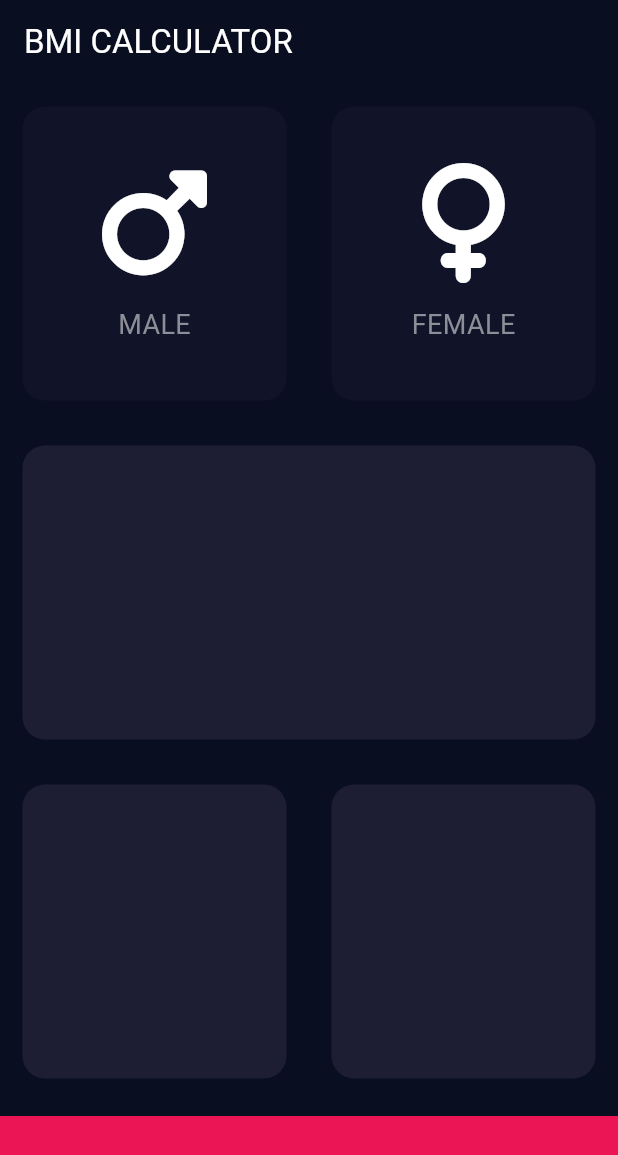
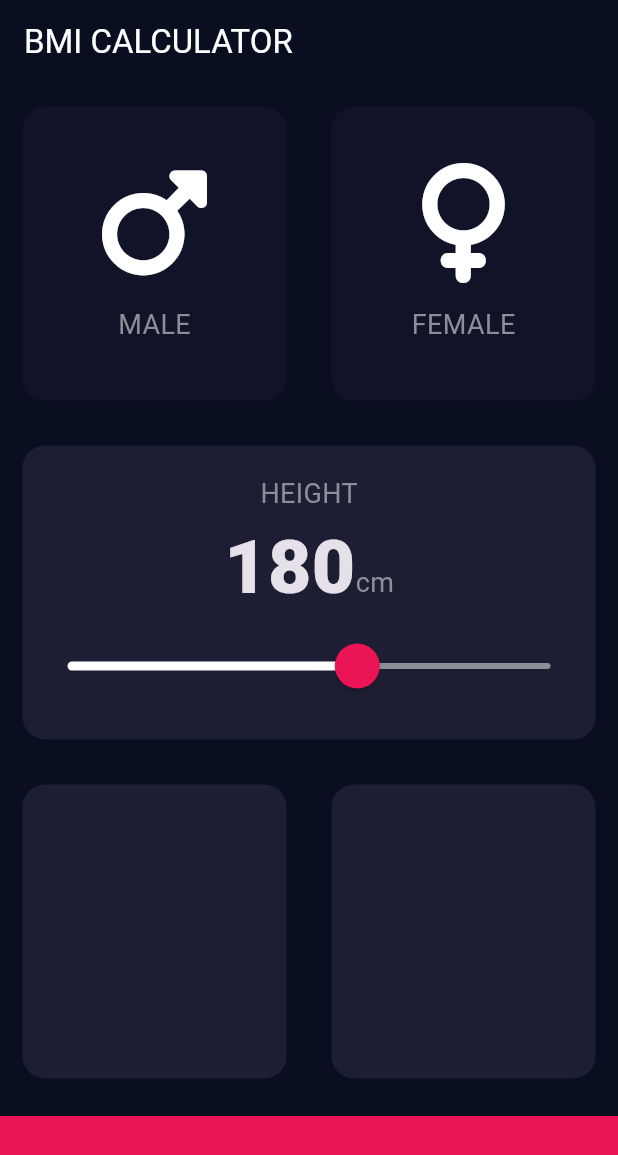
Before and after one commit to Windance80/flu_bmi_calc, a Flutter app: the screen it shows after launch, on a phone screen of 412 x 824 dp. Shown: the top 1155 px of the screen. Run offline on Flutter 3.47's test engine with Material 3 defaults, Android fonts, the phone set to English and light mode, and no system bars; our stand-ins replace font_awesome_flutter; missing offline and left inert: dart:ffi.

Commit message:
add slider theme

```diff
--- /dev/null
+++ b/lib/constants.dart
@@ -0,0 +1,16 @@
+import 'package:flutter/material.dart';
+
+const kBottomContainerHeight = 80.0;
+const kBottomContainerColor = Color(0xffeb1555);
+const kActiveCardColor = Color(0xFF1D1E33);
+const kInActiveCardColor = Color(0xFF111328);
+
+const TextStyle kLabelTextStyle = TextStyle(
+  fontSize: 18.0,
+  color: Color(0xFF8d8e98),
+);
+
+const TextStyle kNumberTextStyle = TextStyle(
+  fontSize: 50.0,
+  fontWeight: FontWeight.w900,
+);
--- a/lib/icon_content.dart
+++ b/lib/icon_content.dart
@@ -1,9 +1,5 @@
+import 'package:flu_bmi_calc/constants.dart';
 import 'package:flutter/material.dart';
-
-const TextStyle labelTextStyle = TextStyle(
-  fontSize: 18.0,
-  color: Color(0xFF8d8e98),
-);
 
 class IconContent extends StatelessWidget {
   final IconData icon;
@@ -29,7 +25,7 @@
         ),
         Text(
           label,
-          style: labelTextStyle,
+          style: kLabelTextStyle,
         ),
       ],
     );
--- a/lib/input_page.dart
+++ b/lib/input_page.dart
@@ -1,13 +1,9 @@
+import 'package:flu_bmi_calc/constants.dart';
 import 'package:flu_bmi_calc/icon_content.dart';
 import 'package:flu_bmi_calc/reuseable_card.dart';
 import 'package:flutter/material.dart';
 import 'package:flutter/widgets.dart';
 import 'package:font_awesome_flutter/font_awesome_flutter.dart';
-
-const bottomContainerHeight = 80.0;
-const bottomContainerColor = Color(0xffeb1555);
-const activeCardColor = Color(0xFF1D1E33);
-const inActiveCardColor = Color(0xFF111328);
 
 enum Gender { male, female }
 
@@ -31,6 +27,7 @@
 
 class _InputPageState extends State<InputPage> {
   Gender? selectedGender;
+  int height = 180;
 
   @override
   Widget build(BuildContext context) {
@@ -53,52 +50,95 @@
         title: Text(widget.title),
       ),
       body: Column(
+        crossAxisAlignment: CrossAxisAlignment.stretch,
         children: [
           Expanded(
             child: Row(
               children: [
                 Expanded(
-                  child: GestureDetector(
+                  child: ReusableCard(
+                    color: selectedGender == Gender.male
+                        ? kActiveCardColor
+                        : kInActiveCardColor,
+                    cardChild: const IconContent(
+                      icon: FontAwesomeIcons.mars,
+                      label: 'MALE',
+                    ),
                     onTap: () {
                       setState(() {
                         selectedGender = Gender.male;
                       });
                     },
-                    child: ReusableCard(
-                      color: selectedGender == Gender.male
-                          ? activeCardColor
-                          : inActiveCardColor,
-                      cardChild: const IconContent(
-                        icon: FontAwesomeIcons.mars,
-                        label: 'MALE',
-                      ),
-                    ),
                   ),
                 ),
                 Expanded(
-                  child: GestureDetector(
+                  child: ReusableCard(
+                    color: selectedGender == Gender.female
+                        ? kActiveCardColor
+                        : kInActiveCardColor,
+                    cardChild: const IconContent(
+                      icon: FontAwesomeIcons.venus,
+                      label: 'FEMALE',
+                    ),
                     onTap: () {
                       setState(() {
                         selectedGender = Gender.female;
                       });
                     },
-                    child: ReusableCard(
-                      color: selectedGender == Gender.female
-                          ? activeCardColor
-                          : inActiveCardColor,
-                      cardChild: const IconContent(
-                        icon: FontAwesomeIcons.venus,
-                        label: 'FEMALE',
-                      ),
-                    ),
                   ),
                 ),
               ],
             ),
           ),
-          const Expanded(
+          Expanded(
             child: ReusableCard(
-              color: activeCardColor,
+              color: kActiveCardColor,
+              cardChild: Column(
+                mainAxisAlignment: MainAxisAlignment.center,
+                children: [
+                  const Text(
+                    'HEIGHT',
+                    style: kLabelTextStyle,
+                  ),
+                  Row(
+                    mainAxisAlignment: MainAxisAlignment.center,
+                    crossAxisAlignment: CrossAxisAlignment.baseline,
+                    textBaseline: TextBaseline.alphabetic,
+                    children: [
+                      Text(
+                        height.toString(),
+                        style: kNumberTextStyle,
+                      ),
+                      const Text(
+                        'cm',
+                        style: kLabelTextStyle,
+                      ),
+                    ],
+                  ),
+                  SliderTheme(
+                    data: SliderTheme.of(context).copyWith(
+                      thumbColor: const Color(0xffeb1555),
+                      inactiveTrackColor: const Color(0xff8d8e98),
+                      overlayColor: const Color(0x1feb1555),
+                      activeTrackColor: Colors.white,
+                      thumbShape:
+                          const RoundSliderThumbShape(enabledThumbRadius: 15.0),
+                      overlayShape:
+                          const RoundSliderOverlayShape(overlayRadius: 30.0),
+                    ),
+                    child: Slider(
+                      value: height.toDouble(),
+                      min: 120.0,
+                      max: 220.0,
+                      onChanged: (newValue) {
+                        setState(() {
+                          height = newValue.round();
+                        });
+                      },
+                    ),
+                  ),
+                ],
+              ),
             ),
           ),
           const Expanded(
@@ -106,22 +146,22 @@
               children: [
                 Expanded(
                   child: ReusableCard(
-                    color: activeCardColor,
+                    color: kActiveCardColor,
                   ),
                 ),
                 Expanded(
                   child: ReusableCard(
-                    color: activeCardColor,
+                    color: kActiveCardColor,
                   ),
                 ),
               ],
             ),
           ),
           Container(
-            color: bottomContainerColor,
+            color: kBottomContainerColor,
             margin: const EdgeInsets.only(top: 10),
             width: double.infinity,
-            height: bottomContainerHeight,
+            height: kBottomContainerHeight,
           ),
         ],
       ),
--- a/lib/reuseable_card.dart
+++ b/lib/reuseable_card.dart
@@ -3,22 +3,27 @@
 class ReusableCard extends StatelessWidget {
   final Color color;
   final Widget? cardChild;
+  final VoidCallback? onTap;
 
   const ReusableCard({
     super.key,
     required this.color,
     this.cardChild,
+    this.onTap,
   });
 
   @override
   Widget build(BuildContext context) {
-    return Container(
-      margin: const EdgeInsets.all(15),
-      decoration: BoxDecoration(
-        borderRadius: BorderRadius.circular(15),
-        color: color,
+    return GestureDetector(
+      onTap: onTap,
+      child: Container(
+        margin: const EdgeInsets.all(15),
+        decoration: BoxDecoration(
+          borderRadius: BorderRadius.circular(15),
+          color: color,
+        ),
+        child: cardChild,
       ),
-      child: cardChild,
     );
   }
 }
```
